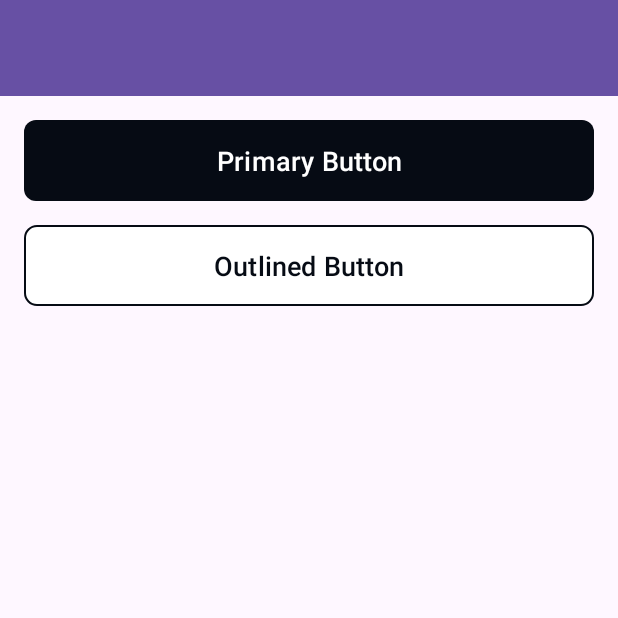
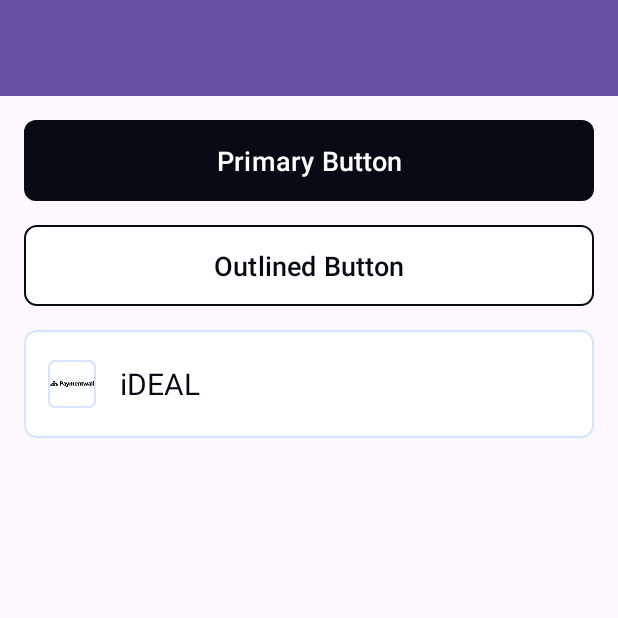
Before and after one commit to paymentwall/android-gamepay-sdk-core-ui, an Android app: the screen it shows after launch (GPMainActivity), after a tap on "Buttons", on a phone screen of 412 x 824 dp, the top half of it. Run offline under Robolectric (Android 15) with nearby library versions, the light colour scheme and no system bars; pictures from the network do not load.

Commit message:
Update GPPayAltoButton

```diff
--- a/app/src/main/java/com/terminal3/t3gamepaysdkcoreui/GPButtonsFragment.java
+++ b/app/src/main/java/com/terminal3/t3gamepaysdkcoreui/GPButtonsFragment.java
@@ -1,6 +1,7 @@
 package com.terminal3.t3gamepaysdkcoreui;
 
 import android.os.Bundle;
+import android.util.Log;
 import android.view.LayoutInflater;
 import android.view.View;
 import android.view.ViewGroup;
@@ -10,6 +11,7 @@ import androidx.annotation.Nullable;
 import androidx.fragment.app.Fragment;
 
 import com.terminal3.gpcoreui.components.GPOutlinedButton;
+import com.terminal3.gpcoreui.components.GPPayAltoButton;
 import com.terminal3.gpcoreui.components.GPPrimaryButton;
 import com.terminal3.gpcoreui.enums.GPButtonState;
 
@@ -26,6 +28,7 @@ public class GPButtonsFragment extends Fragment {
         super.onViewCreated(view, savedInstanceState);
         GPPrimaryButton primary = view.findViewById(R.id.demoPrimaryButton);
         GPOutlinedButton outlined = view.findViewById(R.id.demoOutlinedButton);
+        GPPayAltoButton payAlto = view.findViewById(R.id.demoPayAltoButton);
 
         primary.setOnClickListener(v -> {
             primary.setState(GPButtonState.LOADING);
@@ -39,5 +42,9 @@ public class GPButtonsFragment extends Fragment {
                 outlined.setState(GPButtonState.INACTIVE);
             }
         });
+
+        payAlto.setOnClickListener( v -> {
+            Log.d("GPButtonsFragment", "PayAlto button clicked");
+        });
     }
 }
--- a/app/src/main/res/layout/fragment_buttons.xml
+++ b/app/src/main/res/layout/fragment_buttons.xml
@@ -1,5 +1,6 @@
 <?xml version="1.0" encoding="utf-8"?>
 <LinearLayout xmlns:android="http://schemas.android.com/apk/res/android"
+    xmlns:app="http://schemas.android.com/apk/res-auto"
     android:layout_width="match_parent"
     android:layout_height="match_parent"
     android:orientation="vertical">
@@ -9,8 +10,8 @@
         android:layout_width="match_parent"
         android:layout_height="wrap_content"
         android:background="?attr/colorPrimary"
-        android:title="Buttons"
-        android:theme="@style/ThemeOverlay.AppCompat.Dark.ActionBar" />
+        android:theme="@style/ThemeOverlay.AppCompat.Dark.ActionBar"
+        android:title="Buttons" />
 
     <LinearLayout
         android:layout_width="match_parent"
@@ -31,5 +32,13 @@
             android:layout_marginTop="16dp"
             android:text="Outlined Button" />
 
+        <com.terminal3.gpcoreui.components.GPPayAltoButton
+            android:id="@+id/demoPayAltoButton"
+            android:layout_width="match_parent"
+            android:layout_height="wrap_content"
+            android:layout_marginTop="16dp"
+            app:imageSrc="@drawable/ic_pw_logo"
+            app:title="iDEAL" />
+
     </LinearLayout>
 </LinearLayout>
--- /dev/null
+++ b/gpcoreui/src/main/java/com/terminal3/gpcoreui/components/GPPayAltoButton.java
@@ -0,0 +1,134 @@
+package com.terminal3.gpcoreui.components;
+
+import android.content.Context;
+import android.content.res.TypedArray;
+import android.util.AttributeSet;
+import android.view.LayoutInflater;
+import android.view.View;
+import android.widget.ImageView;
+import android.widget.LinearLayout;
+import android.widget.TextView;
+
+import androidx.annotation.DrawableRes;
+import androidx.annotation.Nullable;
+
+import com.bumptech.glide.Glide;
+import com.terminal3.gpcoreui.R;
+
+public class GPPayAltoButton extends LinearLayout {
+
+    private ImageView ivIcon;
+    private TextView tvTitle;
+
+    public GPPayAltoButton(Context context) {
+        super(context);
+        init(context, null);
+    }
+
+    public GPPayAltoButton(Context context, @Nullable AttributeSet attrs) {
+        super(context, attrs);
+        init(context, attrs);
+    }
+
+    public GPPayAltoButton(Context context, @Nullable AttributeSet attrs, int defStyleAttr) {
+        super(context, attrs, defStyleAttr);
+        init(context, attrs);
+    }
+
+    private void init(Context context, AttributeSet attrs) {
+        LayoutInflater.from(context).inflate(R.layout.gp_payalto_button, this, true);
+        ivIcon = findViewById(R.id.iv_payalto_icon);
+        tvTitle = findViewById(R.id.tv_payalto_title);
+
+        if (attrs != null) {
+            TypedArray a = context.obtainStyledAttributes(attrs, R.styleable.GPPayAltoButton);
+
+            // Set text if provided in XML
+            CharSequence text = a.getText(R.styleable.GPPayAltoButton_title);
+            if (text != null) {
+                setText(text);
+            }
+
+            // Set image if provided in XML
+            int imageRes = a.getResourceId(R.styleable.GPPayAltoButton_imageSrc, -1);
+            if (imageRes != -1) {
+                setImageResource(imageRes);
+            }
+
+            a.recycle();
+        }
+    }
+
+    /**
+     * Sets the text for the button
+     * @param text The text to display
+     */
+    public void setText(CharSequence text) {
+        tvTitle.setText(text);
+    }
+
+    /**
+     * Gets the current text of the button
+     * @return The current text
+     */
+    public CharSequence getText() {
+        return tvTitle.getText();
+    }
+
+    /**
+     * Sets the image resource for the icon
+     * @param resId The drawable resource ID
+     */
+    public void setImageResource(@DrawableRes int resId) {
+        ivIcon.setImageResource(resId);
+        ivIcon.setVisibility(View.VISIBLE);
+    }
+
+    /**
+     * Loads a logo from a URL using Glide
+     * @param logoUrl The URL of the logo image
+     */
+    public void setLogo(String logoUrl) {
+        if (logoUrl == null || logoUrl.isEmpty()) {
+            ivIcon.setVisibility(View.GONE);
+            return;
+        }
+
+        ivIcon.setVisibility(View.VISIBLE);
+        Glide.with(getContext())
+                .load(logoUrl)
+                .into(ivIcon);
+    }
+
+//    /**
+//     * Loads a logo from a URL using Glide with custom options
+//     * @param logoUrl The URL of the logo image
+//     * @param placeholderResId Optional placeholder resource ID
+//     * @param errorResId Optional error placeholder resource ID
+//     * @param circleCrop Whether to apply circle crop transformation
+//     */
+//    public void setLogo(String logoUrl, @DrawableRes int placeholderResId, @DrawableRes int errorResId, boolean circleCrop) {
+//        if (logoUrl == null || logoUrl.isEmpty()) {
+//            ivIcon.setVisibility(View.GONE);
+//            return;
+//        }
+//
+//        ivIcon.setVisibility(View.VISIBLE);
+//        Glide.RequestBuilder<?> builder = Glide.with(getContext())
+//                .load(logoUrl);
+//
+//        if (placeholderResId != 0) {
+//            builder.placeholder(placeholderResId);
+//        }
+//
+//        if (errorResId != 0) {
+//            builder.error(errorResId);
+//        }
+//
+//        if (circleCrop) {
+//            builder.circleCrop();
+//        }
+//
+//        builder.into(ivIcon);
+//    }
+}
--- /dev/null
+++ b/gpcoreui/src/main/res/color/gp_payalto_btn_text_color.xml
@@ -0,0 +1,9 @@
+<?xml version="1.0" encoding="utf-8"?>
+<selector xmlns:android="http://schemas.android.com/apk/res/android">
+    <!-- Pressed state - blue text -->
+    <item android:state_pressed="true" android:color="@color/gp_text_button_light" />
+    <!-- Disabled state - gray text -->
+    <item android:state_enabled="false" android:color="@color/gp_text_button_inactive_secondary" />
+    <!-- Default state - white text -->
+    <item android:color="@color/gp_text_primary" />
+</selector>
--- /dev/null
+++ b/gpcoreui/src/main/res/drawable/gp_payalto_button_background.xml
@@ -0,0 +1,24 @@
+<?xml version="1.0" encoding="utf-8"?>
+<selector xmlns:android="http://schemas.android.com/apk/res/android">
+    <item android:state_enabled="false">
+        <shape android:shape="rectangle">
+            <solid android:color="@color/gp_bg_inactive" />
+            <stroke android:width="1dp" android:color="@color/gp_border_subtle" />
+            <corners android:radius="8dp" />
+        </shape>
+    </item>
+    <item android:state_pressed="true">
+        <shape android:shape="rectangle">
+            <solid android:color="@color/gp_bg_press_secondary" />
+            <stroke android:width="1dp" android:color="@color/gp_bg_press_secondary" />
+            <corners android:radius="8dp" />
+        </shape>
+    </item>
+    <item>
+        <shape android:shape="rectangle">
+            <solid android:color="@color/gp_bg_default_light" />
+            <stroke android:width="1dp" android:color="@color/gp_border_subtle" />
+            <corners android:radius="8dp" />
+        </shape>
+    </item>
+</selector>
--- /dev/null
+++ b/gpcoreui/src/main/res/layout/gp_payalto_button.xml
@@ -0,0 +1,28 @@
+<?xml version="1.0" encoding="utf-8"?>
+<LinearLayout xmlns:android="http://schemas.android.com/apk/res/android"
+    android:layout_width="match_parent"
+    android:layout_height="72dp"
+    xmlns:tools="http://schemas.android.com/tools"
+    android:orientation="horizontal"
+    android:gravity="center_vertical"
+    android:paddingHorizontal="@dimen/gp_form_inset_left"
+    android:background="@drawable/gp_payalto_button_background">
+
+    <ImageView
+        android:id="@+id/iv_payalto_icon"
+        android:layout_width="32dp"
+        android:layout_height="32dp"
+        android:padding="1dp"
+        android:background="@drawable/ic_background_with_border"
+        tools:src="@drawable/ic_pw_logo"/>
+
+    <TextView
+        android:id="@+id/tv_payalto_title"
+        style="@style/GP.Typography.Body2"
+        android:layout_width="wrap_content"
+        android:layout_height="wrap_content"
+        android:layout_marginStart="16dp"
+        android:textColor="@color/gp_payalto_btn_text_color"
+        tools:text="iDEAL"/>
+
+</LinearLayout>
--- a/gpcoreui/src/main/res/values/attrs.xml
+++ b/gpcoreui/src/main/res/values/attrs.xml
@@ -18,4 +18,10 @@
         <attr name="items" format="reference" />
         <attr name="hint" format="string" />
     </declare-styleable>
+
+    <declare-styleable name="GPPayAltoButton">
+        <attr name="title" format="string|reference"/>
+        <attr name="imageSrc" format="reference"/>
+    </declare-styleable>
+
 </resources>
--- a/gpcoreui/src/main/res/values/colors.xml
+++ b/gpcoreui/src/main/res/values/colors.xml
@@ -16,7 +16,7 @@
     <color name="gp_bg_warning">#FFFFE5</color>
     <color name="gp_bg_success">#DAF7E9</color>
     <color name="gp_bg_error">#FFF5E5</color>
-    <color name="gp_bg_press_secondary">#000000</color>
+    <color name="gp_bg_press_secondary">#3E527A</color>
     <color name="gp_bg_payment_dark">#000000</color>
     <color name="gp_bg_hoover">#F3F7FF</color>
 
```
Lines whose indentation alone changed are shown as unchanged.
